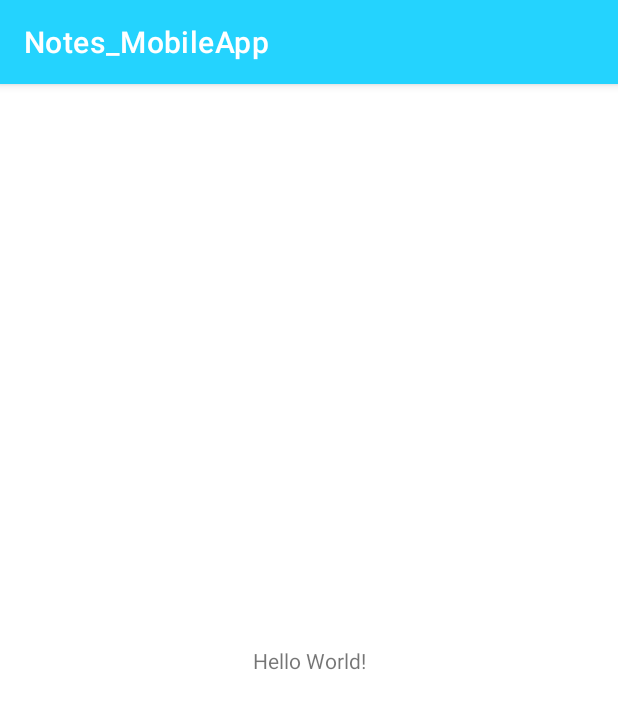
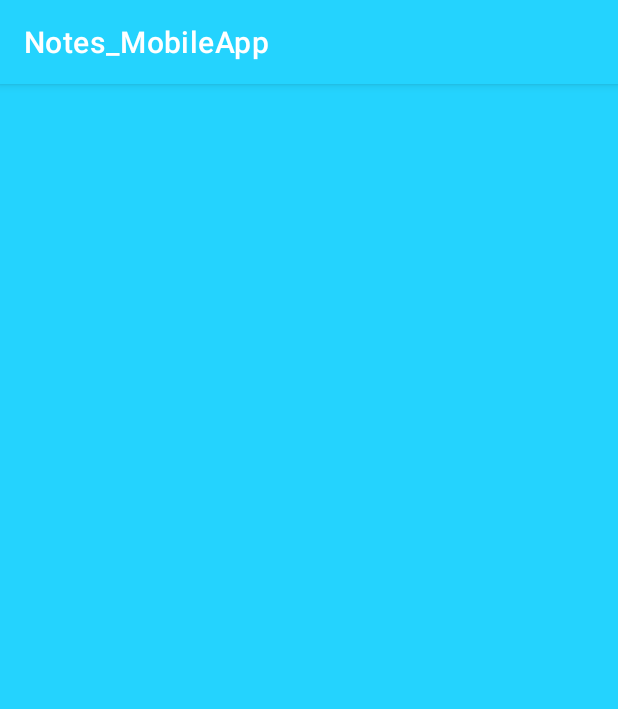
Before and after one commit to ptns-12/NotesApp, an Android app: the screen it shows after launch once a user with an empty profile is signed in (MainActivity), on a phone screen of 412 x 824 dp. Shown: the top 709 px of the screen. Run offline under Robolectric (Android 15) with nearby library versions, the light colour scheme and no system bars; our stand-ins replace Firebase (no records; nobody signed in at launch, a user with empty details on screens opened directly).

Commit message:
layout main

```diff
--- a/Notes_MobileApp/app/src/main/res/layout/activity_main.xml
+++ b/Notes_MobileApp/app/src/main/res/layout/activity_main.xml
@@ -1,19 +1,13 @@
 <?xml version="1.0" encoding="utf-8"?>
-<androidx.constraintlayout.widget.ConstraintLayout xmlns:android="http://schemas.android.com/apk/res/android"
+<RelativeLayout xmlns:android="http://schemas.android.com/apk/res/android"
     xmlns:app="http://schemas.android.com/apk/res-auto"
     xmlns:tools="http://schemas.android.com/tools"
     android:id="@+id/main"
     android:layout_width="match_parent"
     android:layout_height="match_parent"
+    android:background="@color/my_primary"
     tools:context=".MainActivity">
 
-    <TextView
-        android:layout_width="wrap_content"
-        android:layout_height="wrap_content"
-        android:text="Hello World!"
-        app:layout_constraintBottom_toBottomOf="parent"
-        app:layout_constraintEnd_toEndOf="parent"
-        app:layout_constraintStart_toStartOf="parent"
-        app:layout_constraintTop_toTopOf="parent" />
 
-</androidx.constraintlayout.widget.ConstraintLayout>
+
+</RelativeLayout>
```
